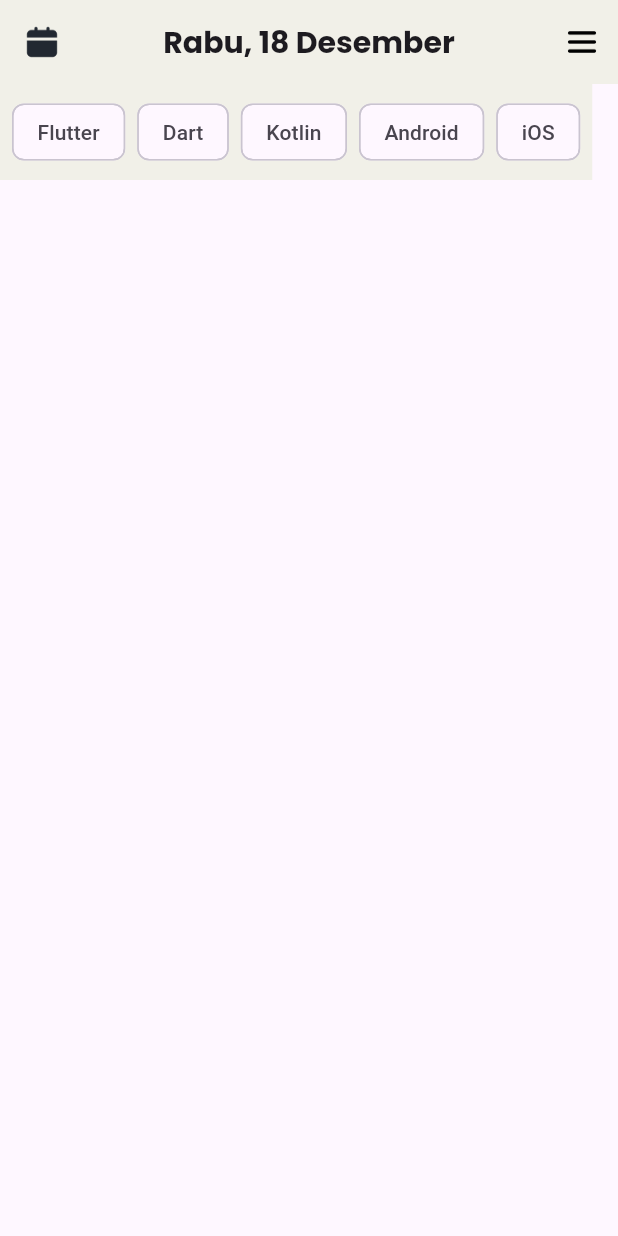
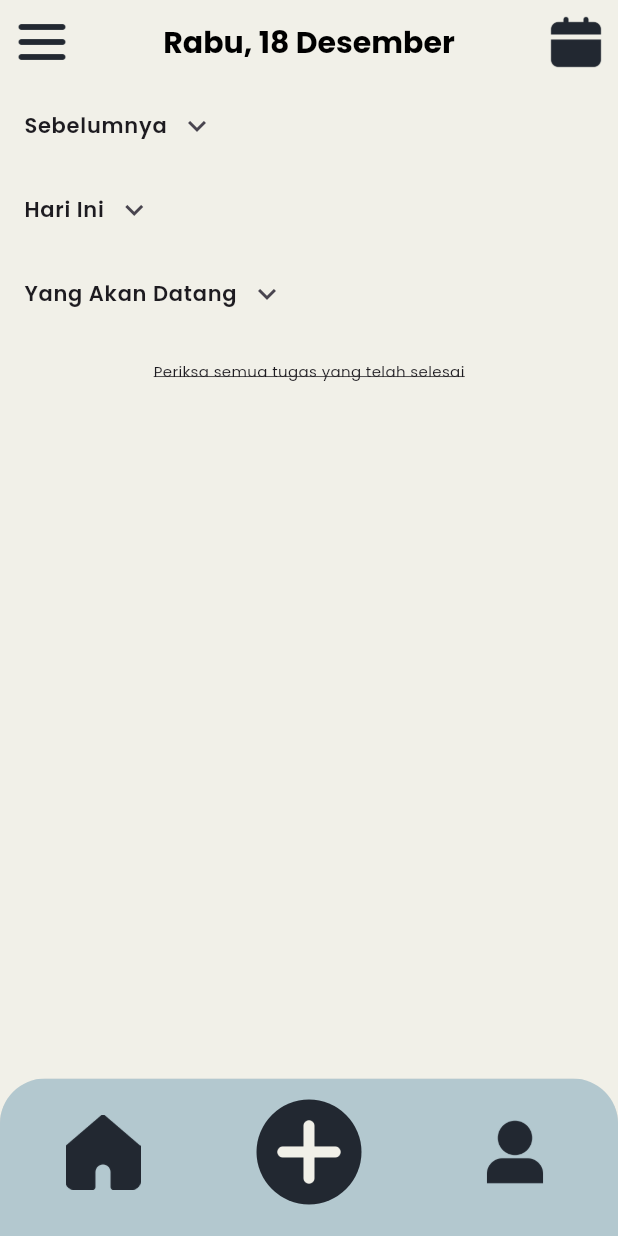
Before and after one commit to RefaMuhammad/organify, a Flutter app: the HomeScreen screen opened directly, on a phone screen of 412 x 824 dp. Run offline on Flutter 3.47's test engine with Material 3 defaults, Android fonts, the phone set to English and light mode, and no system bars; our stand-ins replace google_fonts.

Commit message:
update home

```diff
--- a/lib/screens/home.dart
+++ b/lib/screens/home.dart
@@ -1,74 +1,245 @@
 import 'package:flutter/material.dart';
 import 'package:google_fonts/google_fonts.dart';
 
-class HomeScreen extends StatelessWidget {
+class HomeScreen extends StatefulWidget {
   const HomeScreen({Key? key}) : super(key: key);
+
+  @override
+  State<HomeScreen> createState() => _HomeScreenState();
+}
+
+class _HomeScreenState extends State<HomeScreen> {
+  // State untuk masing-masing bagian
+  bool _isPreviousExpanded = false;
+  bool _isTodayExpanded = false;
+  bool _isUpcomingExpanded = false;
+
+  int _selectedIndex = 0;
+
+  void _onItemTapped(int index) {
+    setState(() {
+      _selectedIndex = index;
+    });
+  }
 
   @override
   Widget build(BuildContext context) {
     return Scaffold(
-      appBar: AppBar(
       backgroundColor: const Color(0xFFF1F0E8),
-        centerTitle: true, // Pusatkan teks
+      appBar: _buildAppBar(),
+      body: SingleChildScrollView(
+        child: Column(
+          children: [
+            // Bagian "Sebelumnya"
+            _buildSection(
+              title: 'Sebelumnya',
+              isExpanded: _isPreviousExpanded,
+              onTap: () {
+                setState(() {
+                  _isPreviousExpanded = !_isPreviousExpanded;
+                });
+              },
+              tasks: [
+                _buildTaskItem('Tugas IMK', '17-12'),
+                _buildTaskItem('Tugas PAM', '20 Des 2024'),
+              ],
+            ),
+
+            // Bagian "Hari Ini"
+            _buildSection(
+              title: 'Hari Ini',
+              isExpanded: _isTodayExpanded,
+              onTap: () {
+                setState(() {
+                  _isTodayExpanded = !_isTodayExpanded;
+                });
+              },
+              tasks: [
+                _buildTaskItem('Tugas Flutter', '18-12'),
+                _buildTaskItem('Tugas Laravel', '18-12'),
+              ],
+            ),
+
+            // Bagian "Yang Akan Datang"
+            _buildSection(
+              title: 'Yang Akan Datang',
+              isExpanded: _isUpcomingExpanded,
+              onTap: () {
+                setState(() {
+                  _isUpcomingExpanded = !_isUpcomingExpanded;
+                });
+              },
+              tasks: [
+                _buildTaskItem('Tugas UAS', '25 Des 2024'),
+                _buildTaskItem('Tugas Proposal', '30 Des 2024'),
+              ],
+            ),
+
+            // Tambahkan teks di bagian akhir
+            Padding(
+              padding: const EdgeInsets.symmetric(vertical: 16.0),
+              child: GestureDetector(
+                onTap: () {
+                  print('Teks periksa semua tugas ditekan');
+                },
+                child: Text(
+                  "Periksa semua tugas yang telah selesai",
+                  style: GoogleFonts.poppins(
+                    fontWeight: FontWeight.w400,
+                    fontSize: 10,
+                    decoration: TextDecoration.underline,
+                    decorationStyle: TextDecorationStyle.solid,
+                  ),
+                ),
+              ),
+            ),
+          ],
+        ),
+      ),
+        bottomNavigationBar: _buildBottomNavigationBar(),
+    );
+  }
+
+  PreferredSizeWidget _buildAppBar() {
+    return AppBar(
+      backgroundColor: const Color(0xFFF1F0E8),
+      centerTitle: true,
       automaticallyImplyLeading: false,
       title: Text(
         'Rabu, 18 Desember',
         style: GoogleFonts.poppins(
           fontSize: 20,
           fontWeight: FontWeight.bold,
+          color: Colors.black,
         ),
       ),
-        // Tombol kalender di kiri
       leading: IconButton(
         onPressed: () {
-            // Aksi untuk tombol kalender
+          print('Tombol Menu Ditekan');
         },
-          icon: Image.asset(
-            'assets/button_kalender.png', // Path ikon kalender
-            width: 24,
-            height: 24,
+        icon: Image.asset('assets/tombol_menu.png', width: 40, height: 40),
       ),
-        ),
-        // Tombol list di kanan
       actions: [
         IconButton(
           onPressed: () {
-              // Aksi untuk tombol list
+            print('Tombol Kalender Ditekan');
           },
-            icon: Image.asset(
-              'assets/button_list.png', // Path ikon list
-              width: 24,
-              height: 24,
+          icon: Image.asset('assets/tombol_kalender.png', width: 40, height: 40),
         ),
+      ],
+    );
+  }
+
+  Widget _buildSection({
+    required String title,
+    required bool isExpanded,
+    required VoidCallback onTap,
+    required List<Widget> tasks,
+  }) {
+    return Column(
+      children: [
+        ListTile(
+          title: Row(
+            children: [
+              Text(
+                title,
+                style: GoogleFonts.poppins(fontWeight: FontWeight.w600, fontSize: 14),
+              ),
+              const SizedBox(width: 8),
+              Icon(
+                isExpanded ? Icons.keyboard_arrow_up : Icons.keyboard_arrow_down,
+                size: 24,
               ),
             ],
           ),
-      body: Container(
-        color: const Color(0xFFF1F0E8),
-        child: Padding(
-        padding: const EdgeInsets.all(8.0),
-        child: Wrap(
-          spacing: 8.0, // Jarak horizontal antar Chip
-          runSpacing: 4.0, // Jarak vertikal antar Chip
+          onTap: onTap,
+        ),
+        if (isExpanded)
+          ListView(
+            shrinkWrap: true, // Untuk menghindari overflow
+            physics: const NeverScrollableScrollPhysics(), // ListView tidak bisa di-scroll secara independen
+            children: tasks,
+          ),
+      ],
+    );
+  }
+
+  Widget _buildTaskItem(String taskName, String deadline) {
+    return Container(
+      margin: const EdgeInsets.symmetric(horizontal: 16.0, vertical: 8.0),
+      padding: const EdgeInsets.all(12.0),
+      decoration: BoxDecoration(
+        color: Colors.grey[300],
+        borderRadius: BorderRadius.circular(8),
+      ),
+      child: Row(
+        mainAxisAlignment: MainAxisAlignment.spaceBetween,
         children: [
-            Chip(
-              label: Text('Flutter'),
+          Row(
+            children: [
+              const Icon(Icons.circle_outlined, size: 24),
+              const SizedBox(width: 8),
+              Column(
+                crossAxisAlignment: CrossAxisAlignment.start,
+                children: [
+                  Text(
+                    taskName,
+                    style: const TextStyle(fontSize: 16, fontWeight: FontWeight.w600),
                   ),
-            Chip(
-              label: Text('Dart'),
-            ),
-            Chip(
-              label: Text('Kotlin'),
-            ),
-            Chip(
-              label: Text('Android'),
-            ),
-            Chip(
-              label: Text('iOS'),
+                  const SizedBox(height: 4),
+                  Row(
+                    children: [
+                      const Icon(Icons.calendar_today, size: 16),
+                      const SizedBox(width: 4),
+                      Text(deadline, style: const TextStyle(fontSize: 12, color: Colors.grey)),
+                    ],
                   ),
                 ],
               ),
+            ],
           ),
+          const Icon(Icons.flag),
+        ],
+      ),
+    );
+  }
+
+  Widget _buildBottomNavigationBar() {
+    return ClipRRect(
+      borderRadius: const BorderRadius.only(
+        topLeft: Radius.circular(30),
+        topRight: Radius.circular(30),
+      ),
+      child: BottomNavigationBar(
+        backgroundColor: const Color(0xFFB3C8CF),
+        items: <BottomNavigationBarItem>[
+          BottomNavigationBarItem(
+            icon: Image.asset('assets/button_home.png', width: 50, height: 50),
+            label: '',
+          ),
+          BottomNavigationBarItem(
+            icon: Container(
+              decoration: const BoxDecoration(
+                color: Color(0xFF222831),
+                shape: BoxShape.circle,
+              ),
+              child: Image.asset('assets/button_plus.png',
+                  width: 70,
+                  height: 70,
+                  color: Color(0xFFF1F0E8),
+              ),
+            ),
+            label: '',
+          ),
+          BottomNavigationBarItem(
+            icon: Image.asset('assets/button_user.png', width: 50, height: 50),
+            label: '',
+          ),
+        ],
+        currentIndex: _selectedIndex,
+        onTap: _onItemTapped,
+        showSelectedLabels: false,
+        showUnselectedLabels: false,
       ),
     );
   }
```
Also changed, not shown: assets/button_home.png (added), assets/button_plus.png (added), assets/button_user.png (added), assets/catatan.png (added), assets/tombol_kalender.png (added), assets/tombol_menu.png (added), assets/tombol_tiga_titik.png (added), 1 other file. Lines whose indentation alone changed are shown as unchanged.
